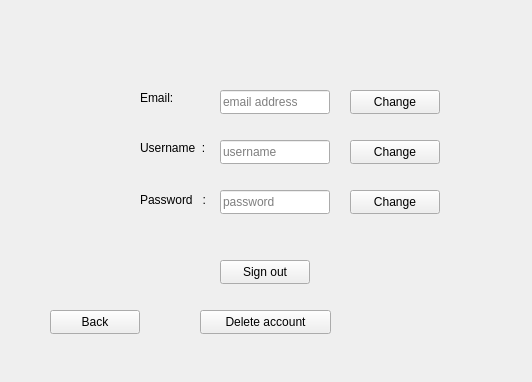
shwaygrr/cmz-banking, file forms/profilewindow.ui: the form before one commit.
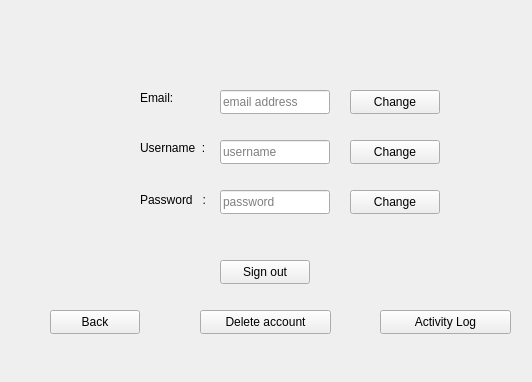
The form after the commit.

Commit message: Implemented Activity Log

What changed in the file:
```diff
--- a/forms/profilewindow.ui
+++ b/forms/profilewindow.ui
@@ -176,6 +176,19 @@
      <string>Back</string>
     </property>
    </widget>
+   <widget class="QPushButton" name="button_activitylog">
+    <property name="geometry">
+     <rect>
+      <x>380</x>
+      <y>310</y>
+      <width>131</width>
+      <height>24</height>
+     </rect>
+    </property>
+    <property name="text">
+     <string>Activity Log</string>
+    </property>
+   </widget>
   </widget>
  </widget>
  <resources/>
```
The commit also changes 11 other files.
